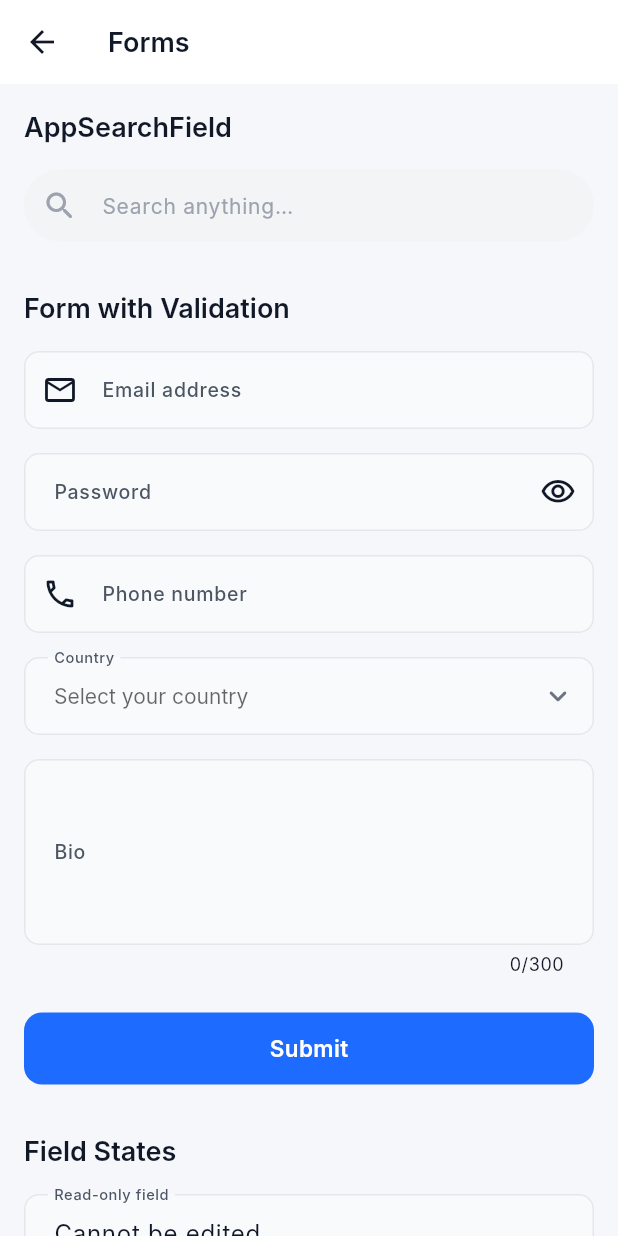
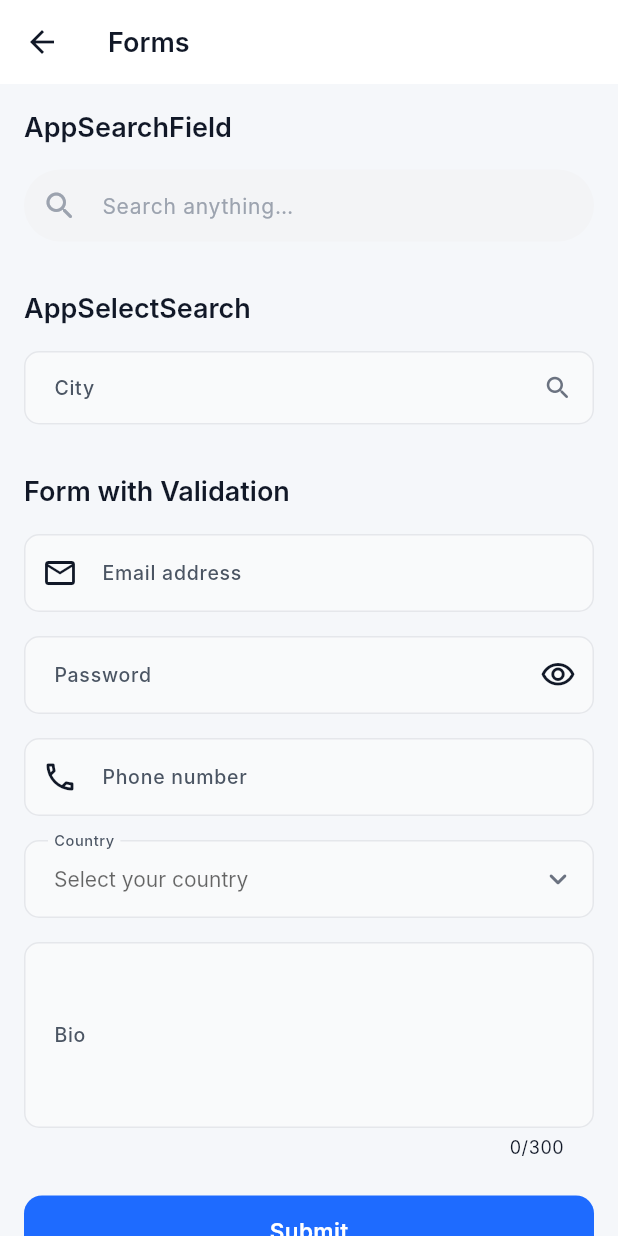
Before and after one commit to Nashkim254/stacked-utils, a Flutter app: the FormsScreen screen opened directly, on a phone screen of 412 x 824 dp. Run offline on Flutter 3.47's test engine with Material 3 defaults, Android fonts, the phone set to English and light mode, and no system bars; our stand-ins replace cached_network_image, connectivity_plus, dio, get_it, shared_preferences, shimmer and 2 more; accounts and stored records are empty; Roboto replaces fonts that are missing (Inter).

Commit message:
dropdow search field

````diff
--- a/example/lib/screens/forms_screen.dart
+++ b/example/lib/screens/forms_screen.dart
@@ -17,10 +17,19 @@ class _FormsScreenState extends State<FormsScreen> {
   final _searchCtrl   = TextEditingController();
 
   String? _selectedCountry;
+  String? _selectedCity;
   bool _submitting = false;
   String _searchQuery = '';
 
   static const _countries = ['Nigeria', 'Ghana', 'Kenya', 'South Africa', 'Egypt'];
+
+  static const _cities = [
+    'Lagos', 'Abuja', 'Kano', 'Ibadan', 'Port Harcourt',
+    'Accra', 'Kumasi', 'Tamale',
+    'Nairobi', 'Mombasa', 'Kisumu',
+    'Johannesburg', 'Cape Town', 'Durban', 'Pretoria',
+    'Cairo', 'Alexandria', 'Giza',
+  ];
 
   @override
   void dispose() {
@@ -65,6 +74,25 @@ class _FormsScreenState extends State<FormsScreen> {
             if (_searchQuery.isNotEmpty) ...[
               const Gap(AppSpacing.sm),
               Text('Query: "$_searchQuery"',
+                  style: AppTextStyles.bodySm.copyWith(color: AppColors.grey500)),
+            ],
+
+            const Gap(AppSpacing.xl),
+
+            // ── Select search ─────────────────────────────────────────────
+            Text('AppSelectSearch', style: context.textTheme.headlineSmall),
+            const Gap(AppSpacing.md),
+            AppSelectSearch<String>(
+              label: 'City',
+              hint: 'Type to search cities…',
+              items: _cities,
+              displayLabel: (c) => c,
+              value: _selectedCity,
+              onSelected: (c) => setState(() => _selectedCity = c),
+            ),
+            if (_selectedCity != null) ...[
+              const Gap(AppSpacing.sm),
+              Text('Selected: $_selectedCity',
                   style: AppTextStyles.bodySm.copyWith(color: AppColors.grey500)),
             ],
 
--- a/lib/app_kit.dart
+++ b/lib/app_kit.dart
@@ -58,3 +58,4 @@ export 'ui/shared/app_search_field.dart';
 export 'ui/shared/app_list_tile.dart';
 export 'ui/shared/app_network_image.dart';
 export 'ui/shared/app_dropdown.dart';
+export 'ui/shared/app_select_search.dart';
--- /dev/null
+++ b/lib/ui/shared/app_select_search.dart
@@ -0,0 +1,330 @@
+import 'package:flutter/material.dart';
+
+import '../constants/app_colors.dart';
+import '../constants/app_radius.dart';
+import '../constants/app_spacing.dart';
+import '../constants/app_text_styles.dart';
+
+/// A searchable select field. Typing filters [items] in real-time and shows
+/// matching results in an overlay dropdown below the field. Selecting an item
+/// commits the choice; tapping the clear button resets it.
+///
+/// All filtering is local — pass the full [items] list and the widget does the
+/// rest. For server-driven search, update [items] from your ViewModel in
+/// response to [onSearchChanged].
+///
+/// ```dart
+/// AppSelectSearch<Country>(
+///   label: 'Country',
+///   items: countries,
+///   displayLabel: (c) => c.name,
+///   value: viewModel.country,
+///   onSelected: viewModel.setCountry,
+///   validator: (v) => v == null ? 'Select a country' : null,
+/// )
+/// ```
+class AppSelectSearch<T> extends StatefulWidget {
+  final String label;
+  final String? hint;
+
+  /// The full list of items to search through.
+  final List<T> items;
+
+  /// Converts an item to the string shown in the field and dropdown.
+  final String Function(T) displayLabel;
+
+  /// Currently selected item (for external control / form restore).
+  final T? value;
+
+  /// Called when the user selects an item. Passes `null` when cleared.
+  final ValueChanged<T?> onSelected;
+
+  /// Called on every keystroke — useful for server-driven search where you
+  /// update [items] externally. Optional.
+  final ValueChanged<String>? onSearchChanged;
+
+  final String? Function(T?)? validator;
+  final bool enabled;
+  final Widget? prefixIcon;
+  final String noResultsText;
+  final double maxDropdownHeight;
+
+  const AppSelectSearch({
+    required this.label,
+    required this.items,
+    required this.displayLabel,
+    required this.onSelected,
+    this.value,
+    this.hint,
+    this.onSearchChanged,
+    this.validator,
+    this.enabled = true,
+    this.prefixIcon,
+    this.noResultsText = 'No results found',
+    this.maxDropdownHeight = 240,
+    super.key,
+  });
+
+  @override
+  State<AppSelectSearch<T>> createState() => _AppSelectSearchState<T>();
+}
+
+class _AppSelectSearchState<T> extends State<AppSelectSearch<T>> {
+  final _controller = TextEditingController();
+  final _focusNode = FocusNode();
+  final _layerLink = LayerLink();
+
+  OverlayEntry? _overlay;
+  List<T> _filtered = [];
+  late final ValueNotifier<T?> _selected;
+
+  @override
+  void initState() {
+    super.initState();
+    _selected = ValueNotifier(widget.value);
+    if (_selected.value != null) {
+      _controller.text = widget.displayLabel(_selected.value as T);
+    }
+    _focusNode.addListener(_onFocusChanged);
+  }
+
+  @override
+  void didUpdateWidget(AppSelectSearch<T> old) {
+    super.didUpdateWidget(old);
+    // Sync when value is changed externally (e.g. form reset).
+    if (widget.value != old.value && widget.value != _selected.value) {
+      _selected.value = widget.value;
+      _controller.text =
+          _selected.value != null ? widget.displayLabel(_selected.value as T) : '';
+    }
+    // Re-filter if the items list changes while overlay is open.
+    if (widget.items != old.items && _overlay != null) {
+      _applyFilter(_controller.text);
+    }
+  }
+
+  // ── Focus ──────────────────────────────────────────────────────────────────
+
+  void _onFocusChanged() {
+    if (_focusNode.hasFocus) {
+      _applyFilter(_controller.text);
+      _showOverlay();
+    } else {
+      // Restore the committed selection label (or blank if nothing selected).
+      _controller.text = _selected.value != null
+          ? widget.displayLabel(_selected.value as T)
+          : '';
+      _hideOverlay();
+    }
+  }
+
+  // ── Filtering ──────────────────────────────────────────────────────────────
+
+  void _applyFilter(String query) {
+    final q = query.trim().toLowerCase();
+    _filtered = q.isEmpty
+        ? List.of(widget.items)
+        : widget.items
+            .where((e) => widget.displayLabel(e).toLowerCase().contains(q))
+            .toList();
+    _overlay?.markNeedsBuild();
+  }
+
+  void _onChanged(String value) {
+    widget.onSearchChanged?.call(value);
+    _applyFilter(value);
+  }
+
+  // ── Selection ──────────────────────────────────────────────────────────────
+
+  void _select(T item) {
+    _selected.value = item;
+    _controller.text = widget.displayLabel(item);
+    widget.onSelected(item);
+    _focusNode.unfocus(); // triggers _onFocusChanged → _hideOverlay
+  }
+
+  void _clear() {
+    _selected.value = null;
+    _controller.clear();
+    widget.onSelected(null);
+    if (_focusNode.hasFocus) _applyFilter('');
+  }
+
+  // ── Overlay ────────────────────────────────────────────────────────────────
+
+  void _showOverlay() {
+    _hideOverlay();
+    final box = context.findRenderObject()! as RenderBox;
+    final width = box.size.width;
+    _overlay = OverlayEntry(builder: (ctx) => _buildOverlay(ctx, width));
+    Overlay.of(context).insert(_overlay!);
+  }
+
+  void _hideOverlay() {
+    _overlay?.remove();
+    _overlay?.dispose();
+    _overlay = null;
+  }
+
+  Widget _buildOverlay(BuildContext ctx, double width) {
+    final isLight = Theme.of(ctx).brightness == Brightness.light;
+
+    return Stack(
+      children: [
+        CompositedTransformFollower(
+          link: _layerLink,
+          showWhenUnlinked: false,
+          targetAnchor: Alignment.bottomLeft,
+          followerAnchor: Alignment.topLeft,
+          offset: const Offset(0, 4),
+          child: SizedBox(
+            width: width,
+            child: Material(
+              elevation: 8,
+              shadowColor: Colors.black26,
+              borderRadius: AppRadius.inputBR,
+              color: isLight ? AppColors.surface : AppColors.surfaceDark,
+              child: ConstrainedBox(
+                constraints:
+                    BoxConstraints(maxHeight: widget.maxDropdownHeight),
+                child: _filtered.isEmpty
+                    ? Padding(
+                        padding: const EdgeInsets.all(AppSpacing.md),
+                        child: Text(
+                          widget.noResultsText,
+                          style: AppTextStyles.body
+                              .copyWith(color: AppColors.grey400),
+                        ),
+                      )
+                    : ListView.builder(
+                        padding: const EdgeInsets.symmetric(
+                            vertical: AppSpacing.xs),
+                        shrinkWrap: true,
+                        itemCount: _filtered.length,
+                        itemBuilder: (_, i) {
+                          final item = _filtered[i];
+                          return InkWell(
+                            onTap: () => _select(item),
+                            borderRadius: AppRadius.inputBR,
+                            child: Padding(
+                              padding: const EdgeInsets.symmetric(
+                                horizontal: AppSpacing.md,
+                                vertical: AppSpacing.sm + 2,
+                              ),
+                              child: Text(
+                                widget.displayLabel(item),
+                                style: AppTextStyles.body.copyWith(
+                                  color: isLight
+                                      ? AppColors.grey900
+                                      : Colors.white,
+                                ),
+                              ),
+                            ),
+                          );
+                        },
+                      ),
+              ),
+            ),
+          ),
+        ),
+      ],
+    );
+  }
+
+  // ── Build ──────────────────────────────────────────────────────────────────
+
+  @override
+  void dispose() {
+    _focusNode.removeListener(_onFocusChanged);
+    _focusNode.dispose();
+    _controller.dispose();
+    _selected.dispose();
+    _hideOverlay();
+    super.dispose();
+  }
+
+  @override
+  Widget build(BuildContext context) {
+    final isLight = Theme.of(context).brightness == Brightness.light;
+    final cs = Theme.of(context).colorScheme;
+
+    return CompositedTransformTarget(
+      link: _layerLink,
+      child: TapRegion(
+        onTapOutside: (_) => _focusNode.unfocus(),
+        child: TextFormField(
+          controller: _controller,
+          focusNode: _focusNode,
+          enabled: widget.enabled,
+          onChanged: _onChanged,
+          // Validate against the committed _selected, not the raw text.
+          validator: (_) => widget.validator?.call(_selected.value),
+          style: AppTextStyles.body.copyWith(
+            color: isLight ? AppColors.grey900 : Colors.white,
+          ),
+          decoration: InputDecoration(
+            labelText: widget.label,
+            hintText: widget.hint ?? 'Search…',
+            labelStyle: AppTextStyles.label.copyWith(
+              color: isLight ? AppColors.grey600 : AppColors.grey400,
+            ),
+            hintStyle: AppTextStyles.body.copyWith(color: AppColors.grey400),
+            prefixIcon: widget.prefixIcon,
+            suffixIcon: ValueListenableBuilder<T?>(
+              valueListenable: _selected,
+              builder: (_, value, __) => value != null
+                  ? IconButton(
+                      icon: const Icon(Icons.close_rounded, size: 18),
+                      color: AppColors.grey400,
+                      onPressed: _clear,
+                    )
+                  : Icon(
+                      Icons.search_rounded,
+                      color: isLight ? AppColors.grey500 : AppColors.grey400,
+                      size: 20,
+                    ),
+            ),
+            filled: true,
+            fillColor: widget.enabled
+                ? (isLight ? AppColors.grey50 : AppColors.grey800)
+                : (isLight ? AppColors.grey100 : AppColors.grey700),
+            contentPadding:
+                const EdgeInsets.symmetric(horizontal: 16, vertical: 14),
+            border: OutlineInputBorder(
+              borderRadius: AppRadius.inputBR,
+              borderSide: const BorderSide(color: AppColors.grey200),
+            ),
+            enabledBorder: OutlineInputBorder(
+              borderRadius: AppRadius.inputBR,
+              borderSide: BorderSide(
+                color: isLight ? AppColors.grey200 : AppColors.borderDark,
+              ),
+            ),
+            focusedBorder: OutlineInputBorder(
+              borderRadius: AppRadius.inputBR,
+              borderSide: BorderSide(color: cs.primary, width: 1.5),
+            ),
+            errorBorder: OutlineInputBorder(
+              borderRadius: AppRadius.inputBR,
+              borderSide: const BorderSide(color: AppColors.error),
+            ),
+            focusedErrorBorder: OutlineInputBorder(
+              borderRadius: AppRadius.inputBR,
+              borderSide: const BorderSide(color: AppColors.error, width: 1.5),
+            ),
+            disabledBorder: OutlineInputBorder(
+              borderRadius: AppRadius.inputBR,
+              borderSide: BorderSide(
+                color: isLight
+                    ? AppColors.grey200.withOpacity(0.5)
+                    : AppColors.borderDark.withOpacity(0.5),
+              ),
+            ),
+            errorStyle: AppTextStyles.bodySm.copyWith(color: AppColors.error),
+          ),
+        ),
+      ),
+    );
+  }
+}
--- a/lib/ui/shared/app_text_field.dart
+++ b/lib/ui/shared/app_text_field.dart
@@ -72,41 +72,55 @@ class AppTextField extends StatefulWidget {
 }
 
 class _AppTextFieldState extends State<AppTextField> {
-  late bool _obscured;
-  bool _hasText = false;
+  // Controls obscureText + the visibility icon. The whole TextFormField must
+  // rebuild when this changes (obscureText / maxLines are top-level params),
+  // so we wrap the field in a ValueListenableBuilder instead of setState.
+  late final ValueNotifier<bool> _obscured;
+
+  // Controls only the clear-button suffix icon. Scoped to a
+  // ValueListenableBuilder inside the decoration — the TextFormField itself
+  // never rebuilds just because the user typed a character.
+  late final ValueNotifier<bool> _hasText;
 
   @override
   void initState() {
     super.initState();
-    _obscured = widget.obscure;
-    _hasText = (widget.controller?.text.isNotEmpty ?? false) ||
-        (widget.initialValue?.isNotEmpty ?? false);
+    _obscured = ValueNotifier(widget.obscure);
+    _hasText = ValueNotifier(
+      (widget.controller?.text.isNotEmpty ?? false) ||
+          (widget.initialValue?.isNotEmpty ?? false),
+    );
     widget.controller?.addListener(_onControllerChanged);
   }
 
   void _onControllerChanged() {
-    final hasText = widget.controller!.text.isNotEmpty;
-    if (hasText != _hasText) setState(() => _hasText = hasText);
+    _hasText.value = widget.controller!.text.isNotEmpty;
   }
 
   @override
   void dispose() {
     widget.controller?.removeListener(_onControllerChanged);
+    _obscured.dispose();
+    _hasText.dispose();
     super.dispose();
   }
 
-  Widget? get _suffixIcon {
-    // Password field: visibility toggle takes priority
-    if (widget.obscure) {
-      return IconButton(
+  // Suffix icon for the password visibility toggle — lives inside the
+  // ValueListenableBuilder<bool> that wraps the whole field, so `obscured`
+  // is already the current value.
+  Widget _visibilityIcon(bool obscured) => IconButton(
         icon: Icon(
-          _obscured ? Icons.visibility_outlined : Icons.visibility_off_outlined,
+          obscured ? Icons.visibility_outlined : Icons.visibility_off_outlined,
         ),
-        onPressed: () => setState(() => _obscured = !_obscured),
+        onPressed: () => _obscured.value = !_obscured.value,
       );
-    }
-    // Clear button when enabled and field has text
-    if (widget.showClearButton && _hasText && widget.controller != null) {
+
+  // Suffix icon for the clear button — only this tiny subtree rebuilds when
+  // the user starts / stops typing.
+  Widget _clearButtonIcon() => ValueListenableBuilder<bool>(
+        valueListenable: _hasText,
+        builder: (_, hasText, __) {
+          if (hasText && widget.controller != null) {
             return IconButton(
               icon: const Icon(Icons.close_rounded),
               onPressed: () {
@@ -115,24 +129,28 @@ class _AppTextFieldState extends State<AppTextField> {
               },
             );
           }
-    return widget.suffixIcon;
-  }
+          return widget.suffixIcon ?? const SizedBox.shrink();
+        },
+      );
 
   @override
   Widget build(BuildContext context) {
+    // Wrap in ValueListenableBuilder so obscureText / maxLines stay in sync
+    // without setState. Only rebuilds when the visibility toggle is tapped.
+    return ValueListenableBuilder<bool>(
+      valueListenable: _obscured,
+      builder: (context, obscured, _) {
         return TextFormField(
           controller: widget.controller,
           initialValue: widget.initialValue,
           validator: widget.validator,
-      obscureText: _obscured,
+          obscureText: obscured,
           keyboardType: widget.keyboardType,
           textInputAction: widget.textInputAction,
-      maxLines: _obscured ? 1 : widget.maxLines,
+          maxLines: obscured ? 1 : widget.maxLines,
           maxLength: widget.maxLength,
           onChanged: (v) {
-        if (widget.showClearButton) {
-          setState(() => _hasText = v.isNotEmpty);
-        }
+            if (widget.showClearButton) _hasText.value = v.isNotEmpty;
             widget.onChanged?.call(v);
           },
           onEditingComplete: widget.onEditingComplete,
@@ -149,9 +167,15 @@ class _AppTextFieldState extends State<AppTextField> {
             prefix: widget.prefix,
             suffix: widget.suffix,
             prefixIcon: widget.prefixIcon,
-        suffixIcon: _suffixIcon,
+            suffixIcon: widget.obscure
+                ? _visibilityIcon(obscured)
+                : widget.showClearButton
+                    ? _clearButtonIcon()
+                    : widget.suffixIcon,
             counterText: widget.maxLength != null ? null : '',
           ),
         );
+      },
+    );
   }
 }
````
Also changed, not shown: 1 other file. Lines whose indentation alone changed are shown as unchanged.
